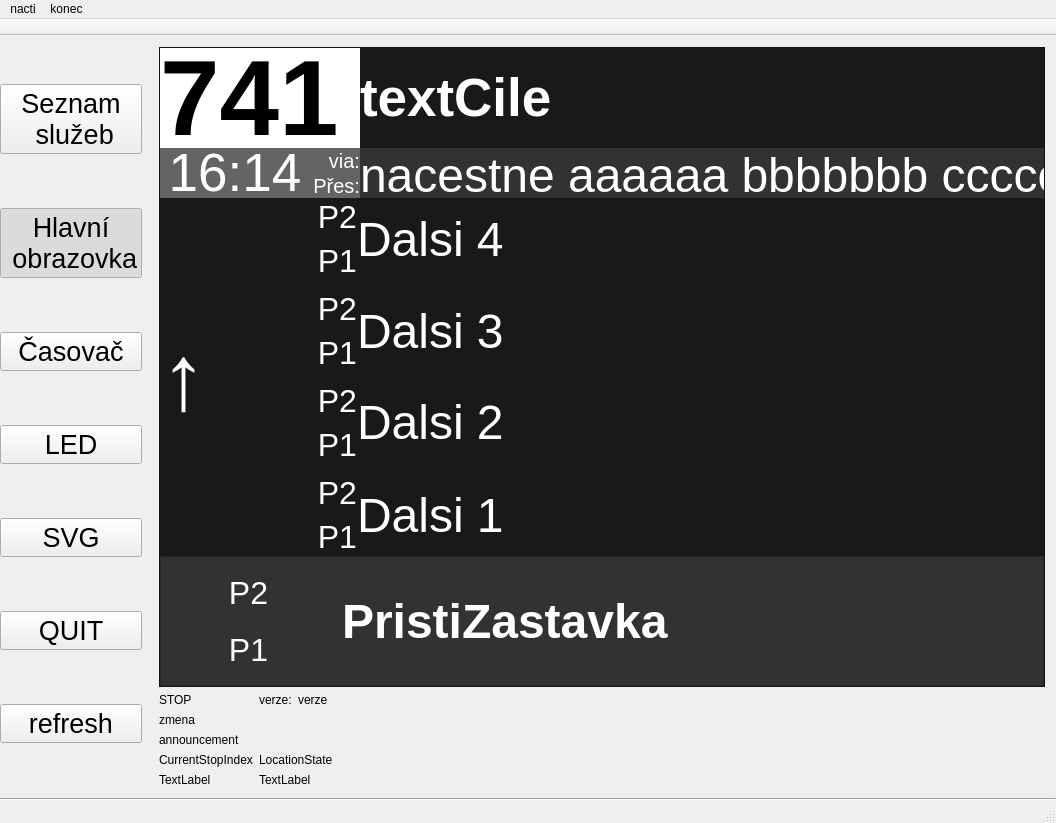
First picture: the form in mainwindow.ui, repository frutabruta/VDV301display, before the edit.
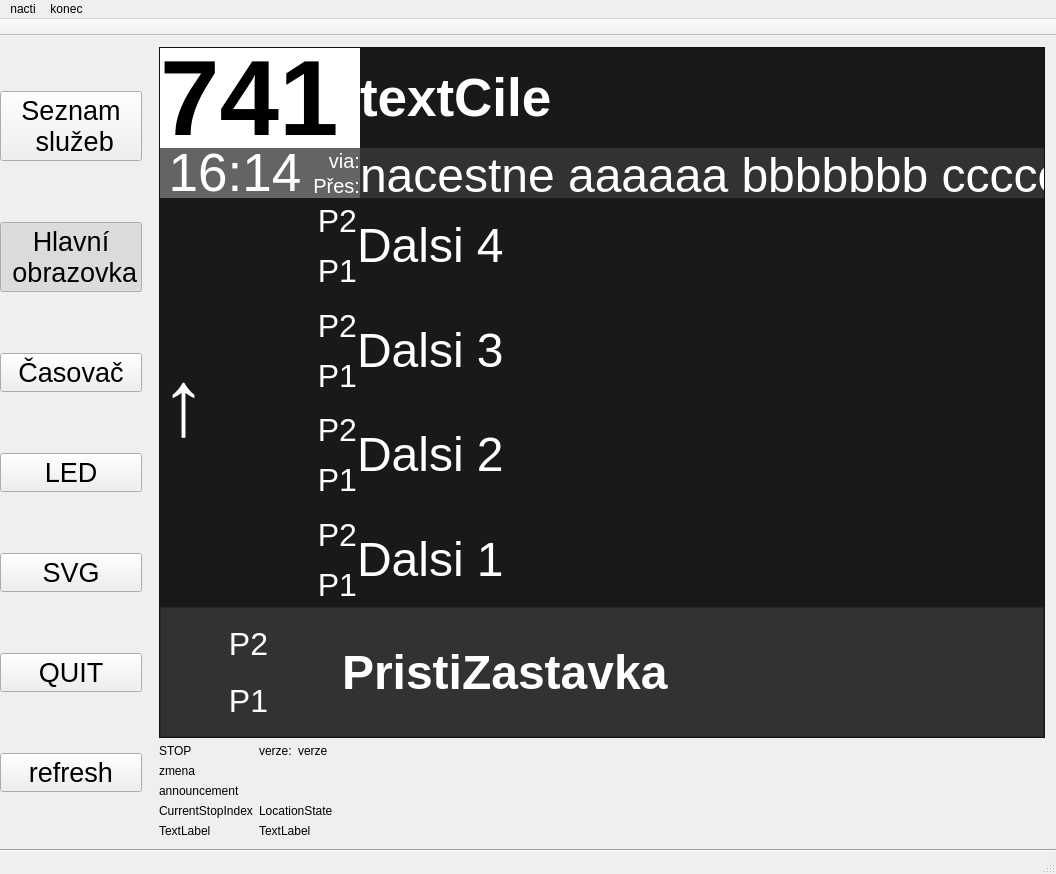
Second picture: the form after the edit.

Patch:
```diff
--- a/mainwindow.ui
+++ b/mainwindow.ui
@@ -10,7 +10,7 @@
     <x>0</x>
     <y>0</y>
     <width>1056</width>
-    <height>823</height>
+    <height>874</height>
    </rect>
   </property>
   <property name="sizePolicy">
@@ -126,6 +126,12 @@
             <property name="text">
              <string>LED</string>
             </property>
+            <property name="checkable">
+             <bool>true</bool>
+            </property>
+            <property name="autoExclusive">
+             <bool>true</bool>
+            </property>
            </widget>
           </item>
           <item>
@@ -138,6 +144,12 @@
             <property name="text">
              <string>SVG</string>
             </property>
+            <property name="checkable">
+             <bool>true</bool>
+            </property>
+            <property name="autoExclusive">
+             <bool>true</bool>
+            </property>
            </widget>
           </item>
           <item>
```
